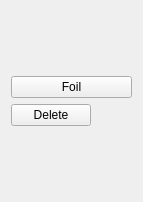
Old version of the form ui_files/ui_foil_widget.ui in the repository JYU-IBA/potku.
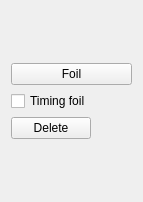
New version of the form.

Commit message: A checkbox is added when creating foils so user can choose the two tof foils.

What changed in the file:
```diff
--- a/ui_files/ui_foil_widget.ui
+++ b/ui_files/ui_foil_widget.ui
@@ -36,6 +36,13 @@
        </property>
       </widget>
      </item>
+     <item>
+      <widget class="QCheckBox" name="timingFoilCheckBox">
+       <property name="text">
+        <string>Timing foil</string>
+       </property>
+      </widget>
+     </item>
      <item>
       <layout class="QHBoxLayout" name="horizontalLayout_6">
        <item>
```
The commit also changes 2 other files.
